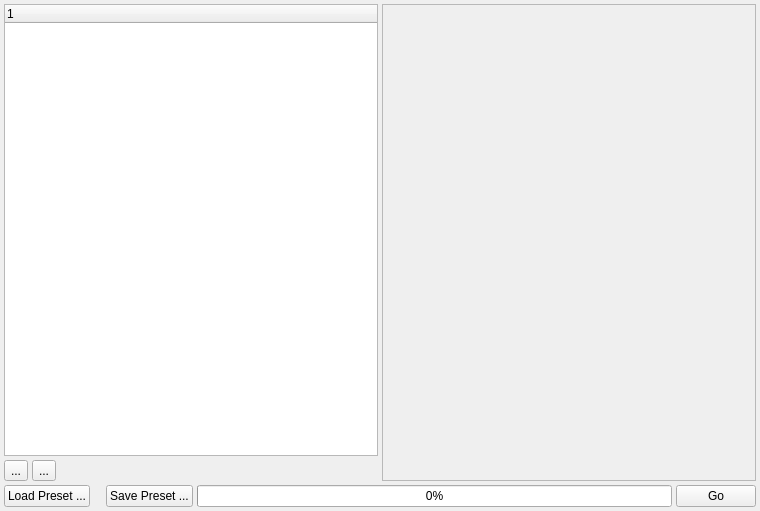
Before: the Qt Designer form Source/Plugins/PipelineBuilder/UI/PipelineBuilderWidget.ui in BlueQuartzSoftware/DREAM3D, drawn with Qt 5.
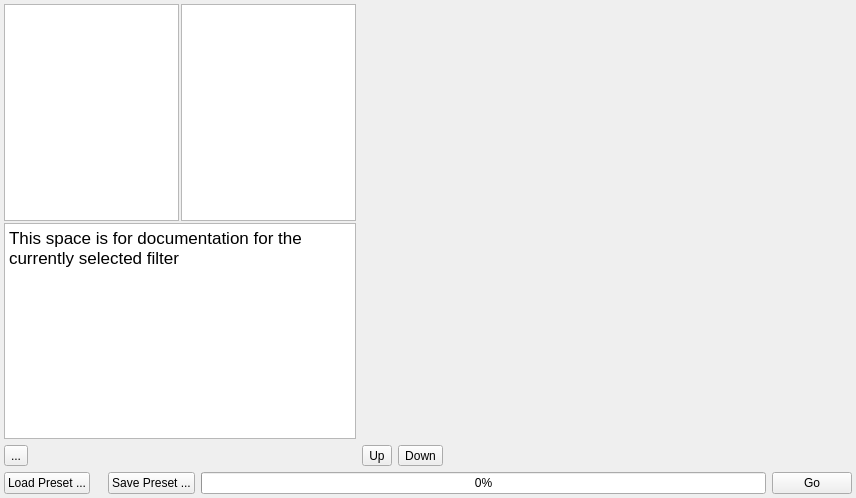
After: the same form once the commit is applied. Icons and pictures are not drawn. Custom widgets are drawn as their Qt base class.

Commit message: Adding implementations features for the Pipeline Builder Plugin and fixing various bugs through out the code base

```diff
--- a/Source/Plugins/PipelineBuilder/UI/PipelineBuilderWidget.ui
+++ b/Source/Plugins/PipelineBuilder/UI/PipelineBuilderWidget.ui
@@ -6,60 +6,110 @@
    <rect>
     <x>0</x>
     <y>0</y>
-    <width>760</width>
-    <height>511</height>
+    <width>856</width>
+    <height>498</height>
    </rect>
   </property>
   <property name="windowTitle">
    <string>Form</string>
   </property>
-  <layout class="QGridLayout" name="gridLayout">
+  <layout class="QGridLayout" name="gridLayout_2">
    <property name="margin">
     <number>4</number>
    </property>
-   <property name="spacing">
-    <number>4</number>
-   </property>
    <item row="0" column="0">
-    <widget class="QTreeWidget" name="filterTree">
-     <column>
-      <property name="text">
-       <string notr="true">1</string>
-      </property>
-     </column>
-    </widget>
-   </item>
-   <item row="0" column="1" rowspan="2">
-    <widget class="QFrame" name="frame">
-     <layout class="QVBoxLayout" name="verticalLayout">
-      <property name="spacing">
-       <number>4</number>
-      </property>
-      <property name="margin">
-       <number>0</number>
-      </property>
-      <item>
-       <widget class="QScrollArea" name="scrollArea">
-        <property name="widgetResizable">
-         <bool>true</bool>
+    <layout class="QGridLayout" name="gridLayout">
+     <property name="spacing">
+      <number>2</number>
+     </property>
+     <item row="0" column="0">
+      <widget class="QTreeWidget" name="filterLibraryTree">
+       <property name="sizePolicy">
+        <sizepolicy hsizetype="Fixed" vsizetype="Preferred">
+         <horstretch>0</horstretch>
+         <verstretch>0</verstretch>
+        </sizepolicy>
+       </property>
+       <property name="maximumSize">
+        <size>
+         <width>175</width>
+         <height>16777215</height>
+        </size>
+       </property>
+       <property name="headerHidden">
+        <bool>true</bool>
+       </property>
+       <column>
+        <property name="text">
+         <string notr="true">1</string>
         </property>
-        <widget class="QWidget" name="scrollAreaWidgetContents">
-         <property name="geometry">
-          <rect>
-           <x>0</x>
-           <y>0</y>
-           <width>372</width>
-           <height>465</height>
-          </rect>
-         </property>
-        </widget>
-       </widget>
-      </item>
-     </layout>
-    </widget>
+       </column>
+      </widget>
+     </item>
+     <item row="0" column="1">
+      <widget class="QFilterListWidget" name="filterList">
+       <property name="sizePolicy">
+        <sizepolicy hsizetype="Fixed" vsizetype="Preferred">
+         <horstretch>0</horstretch>
+         <verstretch>0</verstretch>
+        </sizepolicy>
+       </property>
+       <property name="maximumSize">
+        <size>
+         <width>175</width>
+         <height>16777215</height>
+        </size>
+       </property>
+       <property name="showDropIndicator" stdset="0">
+        <bool>false</bool>
+       </property>
+       <property name="dragEnabled">
+        <bool>true</bool>
+       </property>
+       <property name="dragDropMode">
+        <enum>QAbstractItemView::DragOnly</enum>
+       </property>
+       <property name="defaultDropAction">
+        <enum>Qt::CopyAction</enum>
+       </property>
+       <property name="alternatingRowColors">
+        <bool>true</bool>
+       </property>
+       <property name="verticalScrollMode">
+        <enum>QAbstractItemView::ScrollPerPixel</enum>
+       </property>
+       <property name="horizontalScrollMode">
+        <enum>QAbstractItemView::ScrollPerPixel</enum>
+       </property>
+      </widget>
+     </item>
+     <item row="1" column="0" colspan="2">
+      <widget class="QTextEdit" name="helpTextEdit">
+       <property name="sizePolicy">
+        <sizepolicy hsizetype="Preferred" vsizetype="Preferred">
+         <horstretch>0</horstretch>
+         <verstretch>0</verstretch>
+        </sizepolicy>
+       </property>
+       <property name="autoFillBackground">
+        <bool>false</bool>
+       </property>
+       <property name="readOnly">
+        <bool>true</bool>
+       </property>
+       <property name="html">
+        <string>&lt;!DOCTYPE HTML PUBLIC &quot;-//W3C//DTD HTML 4.0//EN&quot; &quot;http://www.w3.org/TR/REC-html40/strict.dtd&quot;&gt;
+&lt;html&gt;&lt;head&gt;&lt;meta name=&quot;qrichtext&quot; content=&quot;1&quot; /&gt;&lt;style type=&quot;text/css&quot;&gt;
+p, li { white-space: pre-wrap; }
+&lt;/style&gt;&lt;/head&gt;&lt;body style=&quot; font-family:'Lucida Grande'; font-size:13pt; font-weight:400; font-style:normal;&quot;&gt;
+&lt;p style=&quot; margin-top:0px; margin-bottom:0px; margin-left:0px; margin-right:0px; -qt-block-indent:0; text-indent:0px;&quot;&gt;This space is for documentation for the currently selected filter&lt;/p&gt;&lt;/body&gt;&lt;/html&gt;</string>
+       </property>
+      </widget>
+     </item>
+    </layout>
    </item>
-   <item row="2" column="0" colspan="2">
-    <layout class="QHBoxLayout" name="BIG_LAYOUT">
+   <item row="3" column="0" colspan="2">
+    <layout class="QHBoxLayout" name="horz_layout_1">
      <item>
       <widget class="QPushButton" name="m_LoadSettingsBtn">
        <property name="text">
@@ -107,18 +157,27 @@
     </layout>
    </item>
    <item row="1" column="0">
+    <widget class="QToolButton" name="toggleDocs">
+     <property name="text">
+      <string>...</string>
+     </property>
+     <property name="checkable">
+      <bool>true</bool>
+     </property>
+    </widget>
+   </item>
+   <item row="1" column="1">
     <layout class="QHBoxLayout" name="horizontalLayout">
+     <property name="topMargin">
+      <number>0</number>
+     </property>
      <item>
       <widget class="QToolButton" name="addFilterBtn">
        <property name="toolTip">
         <string>Add Filter</string>
        </property>
        <property name="text">
-        <string>...</string>
-       </property>
-       <property name="icon">
-        <iconset resource="../../../../Resources/icons/images/Icons.qrc">
-         <normaloff>:/plus.png</normaloff>:/plus.png</iconset>
+        <string>Up</string>
        </property>
       </widget>
      </item>
@@ -128,11 +187,7 @@
         <string>Remove Filter</string>
        </property>
        <property name="text">
-        <string>...</string>
-       </property>
-       <property name="icon">
-        <iconset resource="../../../../Resources/icons/images/Icons.qrc">
-         <normaloff>:/minus.png</normaloff>:/minus.png</iconset>
+        <string>Down</string>
        </property>
       </widget>
      </item>
@@ -151,8 +206,62 @@
      </item>
     </layout>
    </item>
+   <item row="0" column="1">
+    <widget class="QDroppableScrollArea" name="scrollArea">
+     <property name="sizePolicy">
+      <sizepolicy hsizetype="Expanding" vsizetype="Expanding">
+       <horstretch>0</horstretch>
+       <verstretch>0</verstretch>
+      </sizepolicy>
+     </property>
+     <property name="minimumSize">
+      <size>
+       <width>400</width>
+       <height>0</height>
+      </size>
+     </property>
+     <property name="frameShape">
+      <enum>QFrame::NoFrame</enum>
+     </property>
+     <property name="widgetResizable">
+      <bool>true</bool>
+     </property>
+     <property name="alignment">
+      <set>Qt::AlignHCenter|Qt::AlignTop</set>
+     </property>
+     <widget class="QWidget" name="scrollAreaWidgetContents">
+      <property name="geometry">
+       <rect>
+        <x>0</x>
+        <y>0</y>
+        <width>484</width>
+        <height>16</height>
+       </rect>
+      </property>
+      <property name="sizePolicy">
+       <sizepolicy hsizetype="Expanding" vsizetype="Fixed">
+        <horstretch>0</horstretch>
+        <verstretch>0</verstretch>
+       </sizepolicy>
+      </property>
+     </widget>
+    </widget>
+   </item>
   </layout>
  </widget>
+ <customwidgets>
+  <customwidget>
+   <class>QDroppableScrollArea</class>
+   <extends>QScrollArea</extends>
+   <header location="global">QDroppableScrollArea.h</header>
+   <container>1</container>
+  </customwidget>
+  <customwidget>
+   <class>QFilterListWidget</class>
+   <extends>QListWidget</extends>
+   <header location="global">QFilterListWidget.h</header>
+  </customwidget>
+ </customwidgets>
  <resources>
   <include location="../../../../Resources/icons/images/Icons.qrc"/>
  </resources>
```
Left out of the diff: 10 changed lines with no effect on the pictures. The commit also changes 58 other files.
